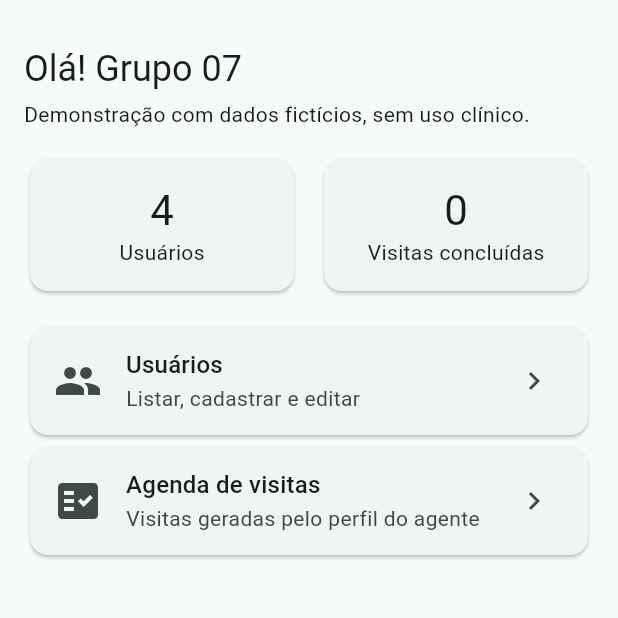
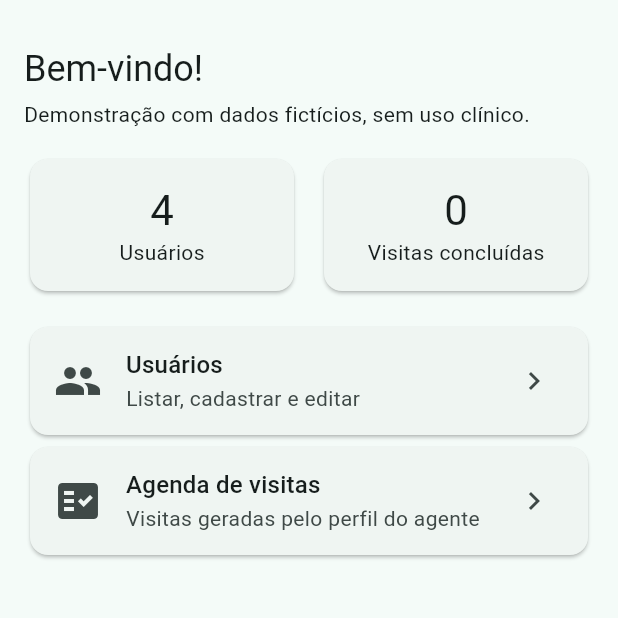
Before and after one commit to silvanioaguiar/Mobile_App_Saude_360, a Flutter app: the screen it shows after launch, on a phone screen of 412 x 824 dp, the part 63-681 px from its top. Run offline on Flutter 3.47's test engine with Material 3 defaults, Android fonts, the phone set to English and light mode, and no system bars; our stand-ins replace shared_preferences; accounts and stored records are empty.

Commit message:
feat: mensagem inicial da Home vira 'Bem-vindo!'
Co-Authored-By: Claude Sonnet 5.5 <noreply@anthropic.com>

```diff
--- a/lib/screens/home_screen.dart
+++ b/lib/screens/home_screen.dart
@@ -14,7 +14,7 @@ class HomeScreen extends StatelessWidget {
       body: ListView(
         padding: const EdgeInsets.all(16),
         children: [
-          Text('Olá! Grupo 07', style: Theme.of(context).textTheme.headlineSmall),
+          Text('Bem-vindo!', style: Theme.of(context).textTheme.headlineSmall),
           const SizedBox(height: 4),
           const Text('Demonstração com dados fictícios, sem uso clínico.'),
           const SizedBox(height: 16),
```
